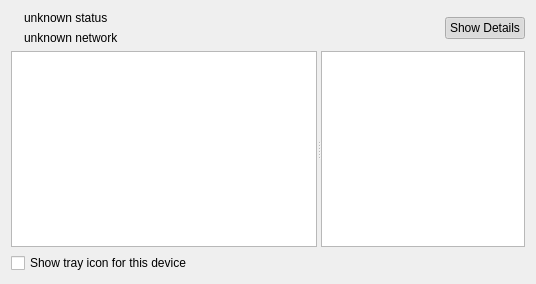
This is qnut/devdet.ui in dosnut/nut as Qt 5 draws it before an edit. The edited form follows.
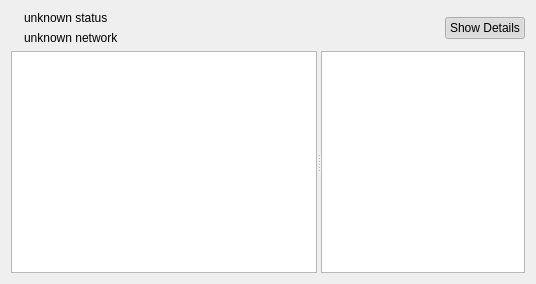
This is the edited form. Icons and pictures are not drawn.

Commit message: [qnut] replaced script settings with more complex device settings (WIP)

```diff
--- a/qnut/devdet.ui
+++ b/qnut/devdet.ui
@@ -126,13 +126,6 @@
      </widget>
     </widget>
    </item>
-   <item>
-    <widget class="QCheckBox" name="showTrayCheck">
-     <property name="text">
-      <string>Show tray icon for this device</string>
-     </property>
-    </widget>
-   </item>
   </layout>
   <zorder>splitter</zorder>
   <zorder>showTrayCheck</zorder>
```
Left out of the diff: 3 changed lines with no effect on the pictures. The commit also changes 13 other files.
